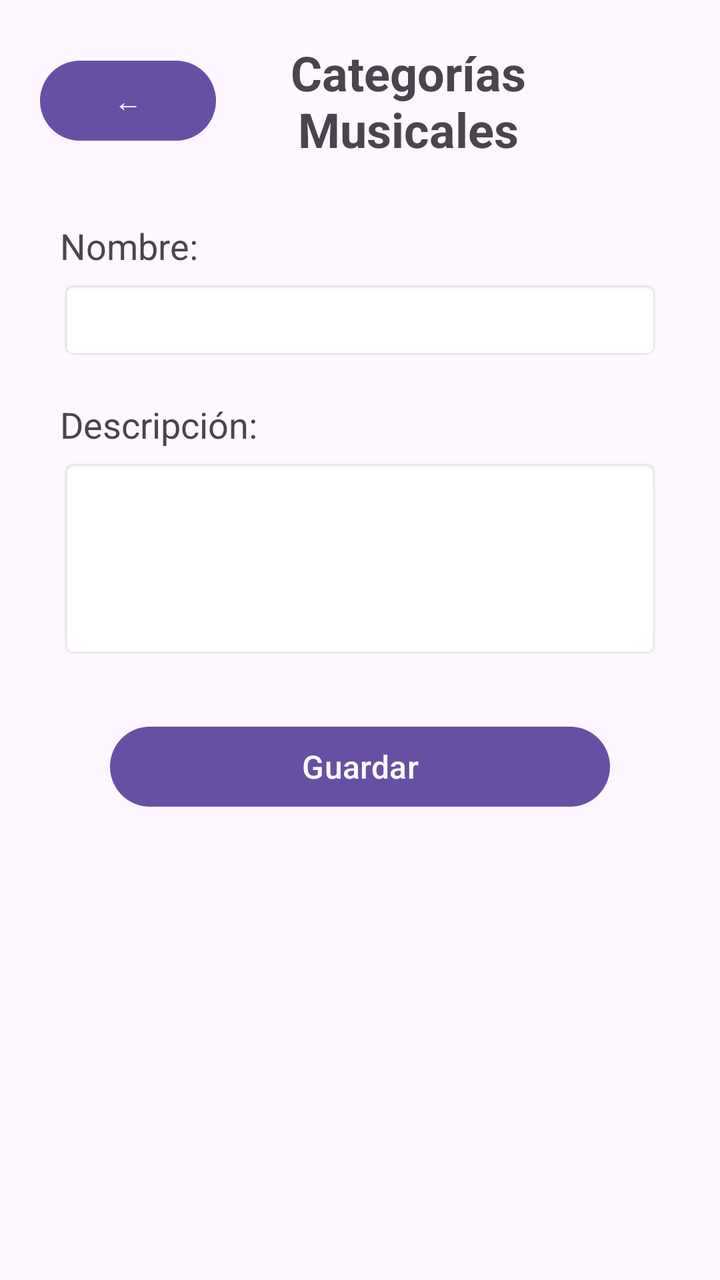
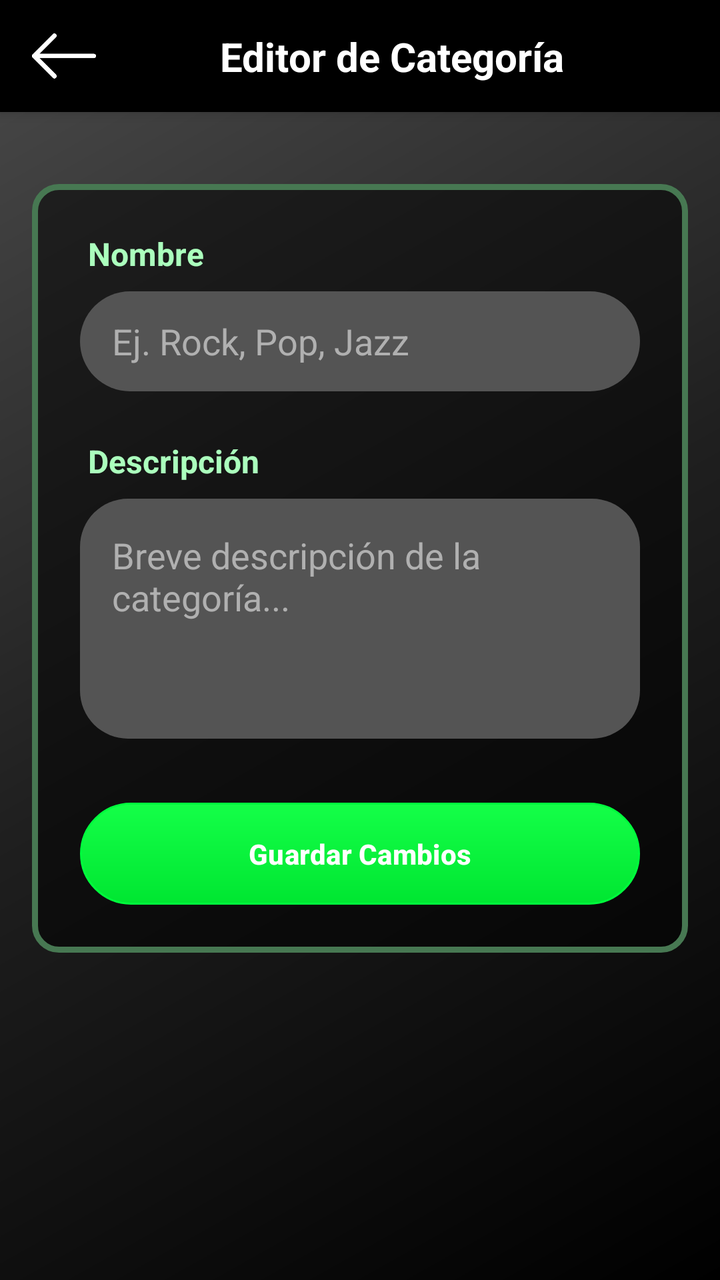

The first picture is an Android layout as it rendered before a commit; the second is the same layout after the commit. The layout source and the unified diff follow.
<!-- AndroidManifest.xml: application theme Theme.MusAPIApp -->
<!-- res/layout/activity_categoria_musical_form.xml -->
<?xml version="1.0" encoding="utf-8"?>
<ScrollView xmlns:android="http://schemas.android.com/apk/res/android"
    android:layout_width="match_parent"
    android:layout_height="match_parent"
    android:background="@android:color/transparent"
    android:fillViewport="true">

    <LinearLayout
        android:layout_width="match_parent"
        android:layout_height="wrap_content"
        android:orientation="vertical"
        android:padding="20dp"
        android:gravity="center_horizontal">

        
        <LinearLayout
            android:layout_width="match_parent"
            android:layout_height="wrap_content"
            android:orientation="horizontal"
            android:gravity="center_vertical"
            android:layout_marginBottom="20dp">

            <Button
                android:id="@+id/btnVolver"
                android:layout_width="wrap_content"
                android:layout_height="wrap_content"
                android:text="←" />

            <TextView
                android:layout_width="0dp"
                android:layout_height="wrap_content"
                android:layout_weight="1"
                android:gravity="center"
                android:text="Categorías Musicales"
                android:textSize="24sp"
                android:textStyle="bold"
                android:paddingEnd="40dp" />
        </LinearLayout>

        
        <LinearLayout
            android:layout_width="match_parent"
            android:layout_height="wrap_content"
            android:orientation="vertical"
            android:padding="10dp">

            <TextView
                android:layout_width="wrap_content"
                android:layout_height="wrap_content"
                android:text="Nombre:"
                android:textSize="18sp"
                android:layout_marginBottom="5dp" />

            <EditText
                android:id="@+id/etNombre"
                android:layout_width="match_parent"
                android:layout_height="40dp"
                android:maxLength="100"
                android:background="@android:drawable/editbox_background"
                android:padding="8dp"
                android:textSize="16sp"
                android:layout_marginBottom="20dp" />

            <TextView
                android:layout_width="wrap_content"
                android:layout_height="wrap_content"
                android:text="Descripción:"
                android:textSize="18sp"
                android:layout_marginBottom="5dp" />

            <EditText
                android:id="@+id/etDescripcion"
                android:layout_width="match_parent"
                android:layout_height="100dp"
                android:maxLength="300"
                android:gravity="top"
                android:background="@android:drawable/editbox_background"
                android:padding="8dp"
                android:textSize="16sp"
                android:layout_marginBottom="30dp" />

            <Button
                android:id="@+id/btnGuardar"
                android:layout_width="250dp"
                android:layout_height="wrap_content"
                android:text="Guardar"
                android:textSize="16sp"
                android:layout_gravity="center" />
        </LinearLayout>
    </LinearLayout>
</ScrollView>
<!-- resources referenced by this layout -->
<resources>
  <style name="Theme.MusAPIApp" parent="Base.Theme.MusAPIApp" />
  <style name="Base.Theme.MusAPIApp" parent="Theme.Material3.DayNight.NoActionBar">
          
          
      </style>
</resources>

<!-- the commit's change to res/layout/activity_categoria_musical_form.xml (unified diff, before → after) -->
@@ -1,91 +1,133 @@
 <?xml version="1.0" encoding="utf-8"?>
-<ScrollView xmlns:android="http://schemas.android.com/apk/res/android"
+<androidx.constraintlayout.widget.ConstraintLayout 
+    xmlns:android="http://schemas.android.com/apk/res/android"
+    xmlns:app="http://schemas.android.com/apk/res-auto"
+    android:id="@+id/main"
     android:layout_width="match_parent"
     android:layout_height="match_parent"
-    android:background="@android:color/transparent"
-    android:fillViewport="true">
+    android:background="@drawable/fondo_gradiente_principal">
 
-    <LinearLayout
+    <androidx.constraintlayout.widget.ConstraintLayout
+        android:id="@+id/headerBar"
         android:layout_width="match_parent"
         android:layout_height="wrap_content"
-        android:orientation="vertical"
-        android:padding="20dp"
-        android:gravity="center_horizontal">
+        android:background="#000000"
+        android:paddingVertical="12dp"
+        android:paddingHorizontal="16dp"
+        android:elevation="4dp"
+        app:layout_constraintTop_toTopOf="parent"
+        app:layout_constraintStart_toStartOf="parent"
+        app:layout_constraintEnd_toEndOf="parent">
 
-        
-        <LinearLayout
-            android:layout_width="match_parent"
+        <ImageButton
+            android:id="@+id/btnVolver"
+            android:layout_width="32dp"
+            android:layout_height="32dp"
+            android:background="?attr/selectableItemBackgroundBorderless"
+            android:contentDescription="Regresar"
+            android:scaleType="fitCenter"
+            android:src="@drawable/ic_back_black"
+            app:tint="#FFFFFF"
+            app:layout_constraintStart_toStartOf="parent"
+            app:layout_constraintTop_toTopOf="parent"
+            app:layout_constraintBottom_toBottomOf="parent" />
+
+        <TextView
+            android:layout_width="wrap_content"
             android:layout_height="wrap_content"
-            android:orientation="horizontal"
-            android:gravity="center_vertical"
-            android:layout_marginBottom="20dp">
+            android:text="Editor de Categoría"
+            android:textColor="#FFFFFF"
+            android:textSize="20sp"
+            android:textStyle="bold"
+            app:layout_constraintStart_toEndOf="@id/btnVolver"
+            app:layout_constraintEnd_toEndOf="parent"
+            app:layout_constraintTop_toTopOf="parent"
+            app:layout_constraintBottom_toBottomOf="parent" />
 
-            <Button
-                android:id="@+id/btnVolver"
-                android:layout_width="wrap_content"
-                android:layout_height="wrap_content"
-                android:text="←" />
+    </androidx.constraintlayout.widget.ConstraintLayout>
 
-            <TextView
-                android:layout_width="0dp"
-                android:layout_height="wrap_content"
-                android:layout_weight="1"
-                android:gravity="center"
-                android:text="Categorías Musicales"
-                android:textSize="24sp"
-                android:textStyle="bold"
-                android:paddingEnd="40dp" />
-        </LinearLayout>
+    <ScrollView
+        android:layout_width="match_parent"
+        android:layout_height="0dp"
+        android:fillViewport="true"
+        android:padding="16dp"
+        app:layout_constraintTop_toBottomOf="@id/headerBar"
+        app:layout_constraintBottom_toBottomOf="parent">
 
-        
         <LinearLayout
             android:layout_width="match_parent"
             android:layout_height="wrap_content"
             android:orientation="vertical"
-            android:padding="10dp">
+            android:gravity="center_horizontal">
 
-            <TextView
-                android:layout_width="wrap_content"
+            <LinearLayout
+                android:layout_width="match_parent"
                 android:layout_height="wrap_content"
-                android:text="Nombre:"
-                android:textSize="18sp"
-                android:layout_marginBottom="5dp" />
+                android:orientation="vertical"
+                android:background="@drawable/fondo_info_album"
+                android:padding="24dp"
+                android:layout_marginTop="20dp">
 
-            <EditText
-                android:id="@+id/etNombre"
-                android:layout_width="match_parent"
-                android:layout_height="40dp"
-                android:maxLength="100"
-                android:background="@android:drawable/editbox_background"
-                android:padding="8dp"
-                android:textSize="16sp"
-                android:layout_marginBottom="20dp" />
+                <TextView
+                    android:layout_width="wrap_content"
+                    android:layout_height="wrap_content"
+                    android:text="Nombre"
+                    android:textColor="#ABFFBD"
+                    android:textSize="16sp"
+                    android:textStyle="bold"
+                    android:layout_marginBottom="8dp"
+                    android:layout_marginStart="4dp"/>
 
-            <TextView
-                android:layout_width="wrap_content"
-                android:layout_height="wrap_content"
-                android:text="Descripción:"
-                android:textSize="18sp"
-                android:layout_marginBottom="5dp" />
+                <EditText
+                    android:id="@+id/etNombre"
+                    android:layout_width="match_parent"
+                    android:layout_height="50dp"
+                    android:background="@drawable/fondo_input_login"
+                    android:hint="Ej. Rock, Pop, Jazz"
+                    android:textColorHint="#B0B0B0"
+                    android:textColor="#FFFFFF"
+                    android:paddingHorizontal="16dp"
+                    android:maxLength="100"
+                    android:inputType="textCapWords"
+                    android:layout_marginBottom="24dp"/>
 
-            <EditText
-                android:id="@+id/etDescripcion"
-                android:layout_width="match_parent"
-                android:layout_height="100dp"
-                android:maxLength="300"
-                android:gravity="top"
-                android:background="@android:drawable/editbox_background"
-                android:padding="8dp"
-                android:textSize="16sp"
-                android:layout_marginBottom="30dp" />
+                <TextView
+                    android:layout_width="wrap_content"
+                    android:layout_height="wrap_content"
+                    android:text="Descripción"
+                    android:textColor="#ABFFBD"
+                    android:textSize="16sp"
+                    android:textStyle="bold"
+                    android:layout_marginBottom="8dp"
+                    android:layout_marginStart="4dp"/>
 
-            <Button
-                android:id="@+id/btnGuardar"
-                android:layout_width="250dp"
-                android:layout_height="wrap_content"
-                android:text="Guardar"
-                android:textSize="16sp"
-                android:layout_gravity="center" />
+                <EditText
+                    android:id="@+id/etDescripcion"
+                    android:layout_width="match_parent"
+                    android:layout_height="120dp"
+                    android:background="@drawable/fondo_input_area"
+                    android:hint="Breve descripción de la categoría..."
+                    android:textColorHint="#B0B0B0"
+                    android:textColor="#FFFFFF"
+                    android:padding="16dp"
+                    android:gravity="top|start"
+                    android:maxLength="300"
+                    android:inputType="textMultiLine"
+                    android:layout_marginBottom="32dp"/>
+
+                <Button
+                    android:id="@+id/btnGuardar"
+                    android:layout_width="match_parent"
+                    android:layout_height="wrap_content"
+                    android:text="Guardar Cambios"
+                    android:textColor="#FFFFFF"
+                    android:textStyle="bold"
+                    android:background="@drawable/fondo_boton_principal"
+                    app:backgroundTint="@null"
+                    android:paddingVertical="12dp"/>
+
+            </LinearLayout>
         </LinearLayout>
-    </LinearLayout>
-</ScrollView>
+    </ScrollView>
+
+</androidx.constraintlayout.widget.ConstraintLayout>
<!-- resource entries referenced after the edit -->
@@ -1,5 +1,60 @@
 <!-- resources referenced by this layout -->
 <resources>
+  <!-- drawable fondo_boton_principal (drawable) -->
+  <?xml version="1.0" encoding="utf-8"?>
+  <shape xmlns:android="http://schemas.android.com/apk/res/android"
+      android:shape="rectangle">
+  
+      <gradient
+          android:startColor="#14FF48"
+          android:endColor="#00E631"
+          android:angle="270" />
+  
+      <corners android:radius="100dp" />
+  
+      <stroke
+          android:width="1dp"
+          android:color="#00FF3D" />
+  </shape>
+  <!-- drawable fondo_gradiente_principal (drawable) -->
+  <?xml version="1.0" encoding="utf-8"?>
+  <shape xmlns:android="http://schemas.android.com/apk/res/android"
+      android:shape="rectangle">
+      <gradient
+          android:startColor="#000000"
+          android:centerColor="#1F1F1F"
+          android:endColor="#4A4A4A"
+          android:angle="135"
+          android:type="linear" />
+  </shape>
+  <!-- drawable fondo_info_album (drawable) -->
+  <?xml version="1.0" encoding="utf-8"?>
+  <shape xmlns:android="http://schemas.android.com/apk/res/android"
+      android:shape="rectangle">
+  
+      <solid android:color="#85000000" />
+  
+      <stroke
+          android:width="3dp"
+          android:color="#477852" />
+  
+      <corners android:radius="12dp" />
+  </shape>
+  <!-- drawable fondo_input_area (drawable) -->
+  <?xml version="1.0" encoding="utf-8"?>
+  <shape xmlns:android="http://schemas.android.com/apk/res/android"
+      android:shape="rectangle">
+      <solid android:color="#545454"/> <corners android:radius="24dp"/> </shape>
+  <!-- drawable fondo_input_login (drawable) -->
+  <?xml version="1.0" encoding="utf-8"?>
+  <shape xmlns:android="http://schemas.android.com/apk/res/android"
+      android:shape="rectangle">
+  
+      <solid android:color="#545454"/>
+  
+      <corners android:radius="100dp"/>
+  </shape>
+  <!-- drawable ic_back_black: png bitmap (drawable, 4720 bytes) -->
   <style name="Theme.MusAPIApp" parent="Base.Theme.MusAPIApp" />
   <style name="Base.Theme.MusAPIApp" parent="Theme.Material3.DayNight.NoActionBar">
           
